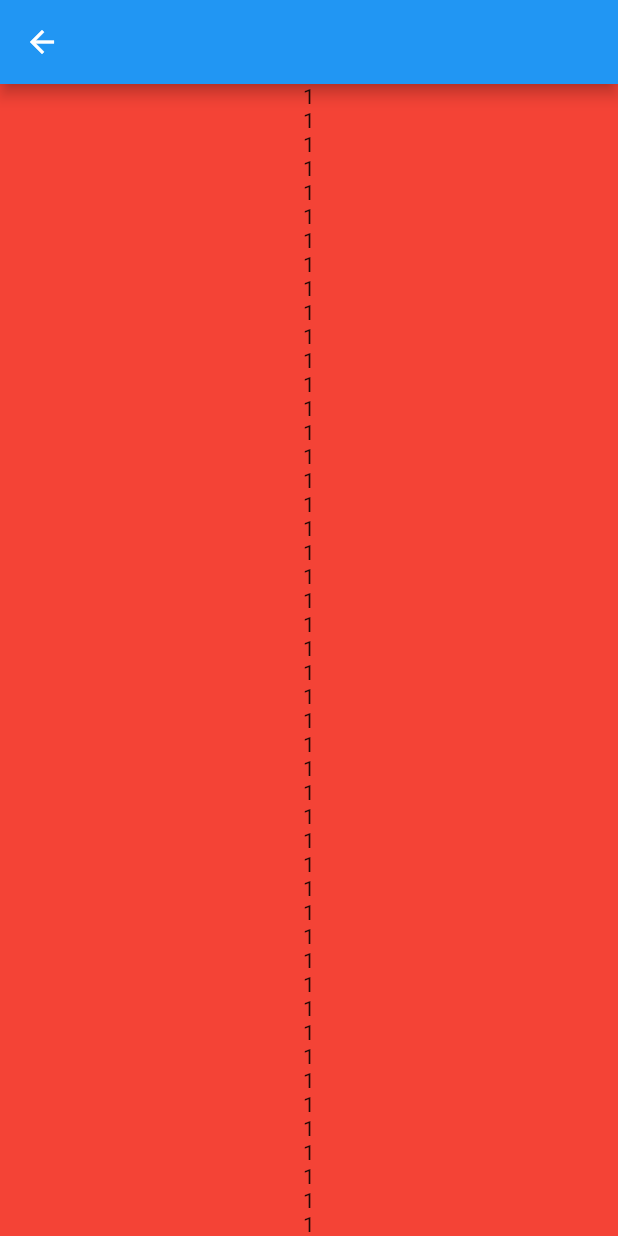
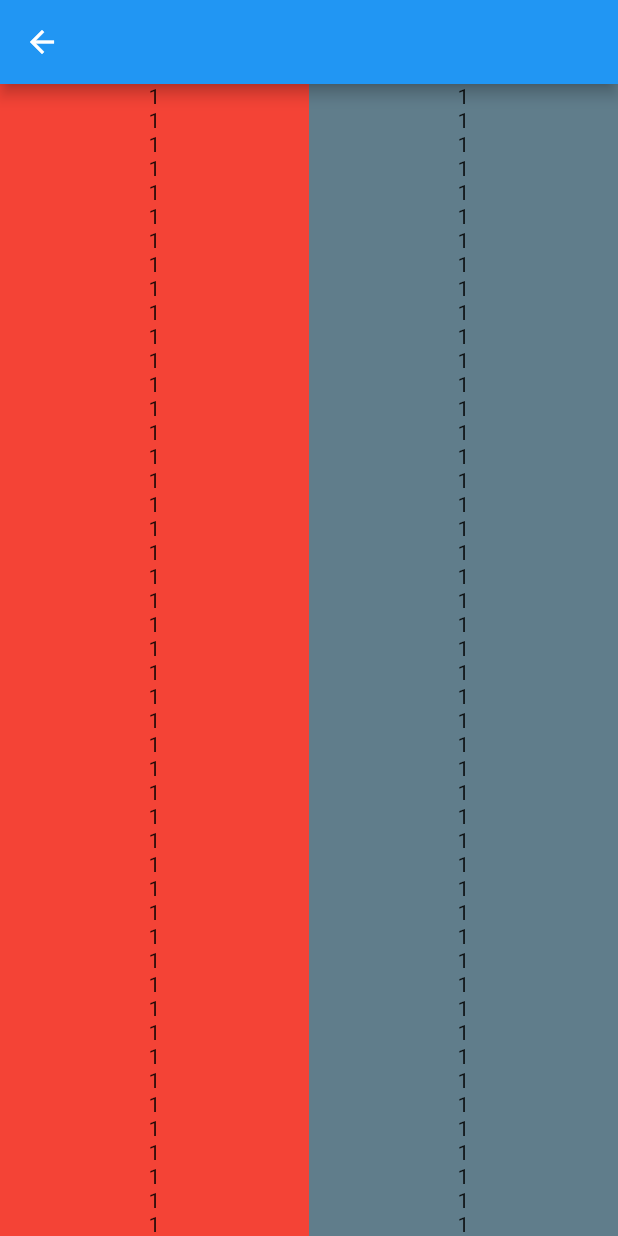
Before and after one commit to lifelikejuly/Flutter_Demo, a Flutter app: the DemoPage screen opened directly, after a tap on "Scroll", on a phone screen of 412 x 824 dp. Run offline on Flutter 3.47's test engine with Material 2 defaults, Android fonts, the phone set to English and light mode, and no system bars; our stand-ins replace charts_flutter, dio, flutter_swiper, pull_to_refresh; network calls fail.

Commit message:
do: animation

```diff
--- a/lib/demo/scroll/scroll_view_demo.dart
+++ /dev/null
@@ -1,127 +0,0 @@
-import 'package:flutter/material.dart';
-
-class ScrollViewDemo extends StatefulWidget {
-  @override
-  _ScrollViewDemoState createState() => _ScrollViewDemoState();
-}
-
-class _ScrollViewDemoState extends State<ScrollViewDemo> {
-
-  ScrollController scrollController;
-
-  @override
-  void initState() {
-    super.initState();
-    scrollController = ScrollController();
-    scrollController.addListener((){
-      print("offset ${scrollController.offset}");
-    });
-  }
-  @override
-  Widget build(BuildContext context) {
-    return Scaffold(
-      appBar: AppBar(),
-      body: SingleChildScrollView(
-        controller: scrollController,
-        child: Container(
-          width: double.infinity,
-          color: Colors.red,
-          child: Column(
-            crossAxisAlignment: CrossAxisAlignment.center,
-            children: <Widget>[
-              Text("1"),
-              Text("1"),
-              Text("1"),
-              Text("1"),
-              Text("1"),
-              Text("1"),
-              Text("1"),
-              Text("1"),
-              Text("1"),
-              Text("1"),
-              Text("1"),
-              Text("1"),
-              Text("1"),
-              Text("1"),
-              Text("1"),
-              Text("1"),
-              Text("1"),
-              Text("1"),
-              Text("1"),
-              Text("1"),
-              Text("1"),
-              Text("1"),
-              Text("1"),
-              Text("1"),
-              Text("1"),
-              Text("1"),
-              Text("1"),
-              Text("1"),
-              Text("1"),
-              Text("1"),
-              Text("1"),
-              Text("1"),
-              Text("1"),
-              Text("1"),
-              Text("1"),
-              Text("1"),
-              Text("1"),
-              Text("1"),
-              Text("1"),
-              Text("1"),
-              Text("1"),
-              Text("1"),
-              Text("1"),
-              Text("1"),
-              Text("1"),
-              Text("1"),
-              Text("1"),
-              Text("1"),
-              Text("1"),
-              Text("1"),
-              Text("1"),
-              Text("1"),
-//              Text("1"),
-//              Text("1"),
-//              Text("1"),
-//              Text("1"),
-//              Text("1"),
-//              Text("1"),
-//              Text("1"),
-//              Text("1"),
-//              Text("1"),
-//              Text("1"),
-//              Text("1"),
-//              Text("1"),
-//              Text("1"),
-//              Text("1"),
-//              Text("1"),
-//              Text("1"),
-//              Text("1"),
-//              Text("1"),
-//              Text("1"),
-//              Text("1"),
-//              Text("1"),
-//              Text("1"),
-//              Text("1"),
-//              Text("1"),
-//              Text("1"),
-//              Text("1"),
-//              Text("1"),
-//              Text("1"),
-//              Text("1"),
-//              Text("1"),
-//              Text("1"),
-//              Text("1"),
-//              Text("1"),
-//              Text("1"),
-//              Text("1"),
-//              Text("1"),
-            ],
-          ),
-        ),
-        physics: BouncingScrollPhysics(),
-      ),
-    );
-  }
-}
--- a/lib/demo_page.dart
+++ b/lib/demo_page.dart
@@ -15,7 +15,6 @@ import 'package:flutter_demo/demo/floatbox/float_dragable_demo.dart';
 import 'package:flutter_demo/demo/floatbox/float_overlay_demo.dart';
 import 'package:flutter_demo/demo/floatbox/float_stack_demo.dart';
 import 'package:flutter_demo/demo/gesture/gestrue_scale_demo1.dart';
-import 'package:flutter_demo/demo/gesture/gestrue_scale_demo2.dart';
 import 'package:flutter_demo/demo/gesture/gesture_click_demo.dart';
 import 'package:flutter_demo/demo/gesture/gesture_drag_demo.dart';
 import 'package:flutter_demo/demo/gesture/gesture_scale_demo.dart';
@@ -26,8 +25,6 @@ import 'package:flutter_demo/demo/painter/painter_demo.dart';
 import 'package:flutter_demo/demo/router/router_ani_demo.dart';
 import 'package:flutter_demo/demo/router/router_data_demo.dart';
 import 'package:flutter_demo/demo/router/router_demo.dart';
-import 'package:flutter_demo/demo/scroll/scroll_demo.dart';
-import 'package:flutter_demo/demo/scroll/scroll_view_demo.dart';
 import 'package:flutter_demo/part/charts_flutter_demo.dart';
 import 'package:flutter_demo/part/refresh_demo.dart';
 import 'package:flutter_demo/part/swiper_demo.dart';
@@ -36,6 +33,8 @@ import 'package:flutter_demo/ui/container_demo.dart';
 import 'package:flutter_demo/ui/dialog_demo.dart';
 import 'package:flutter_demo/ui/icon_demo.dart';
 import 'package:flutter_demo/ui/image_demo.dart';
+import 'package:flutter_demo/ui/scroll_view_demo.dart';
+import 'package:flutter_demo/ui/stack_demo.dart';
 import 'package:flutter_demo/ui/table_demo.dart';
 import 'package:flutter_demo/ui/textField_demo.dart';
 import 'package:flutter_demo/ui/text_demo.dart';
@@ -60,7 +59,7 @@ class _UIDemoState extends State<DemoPage> {
       case "ui":
         demos["底部导航"] = BottomNavDemo();
         demos["弹窗"] = DialogDemo();
-        demos['Scroll'] = ScrollViewDemo();
+        demos['Scroll'] = ScrollDemo();
         demos['文本'] = TextDemo();
         demos['表格'] = TableDemo();
         demos['主题模式'] = ThemeDemo();
@@ -68,6 +67,7 @@ class _UIDemoState extends State<DemoPage> {
         demos['container'] = ContainerDemo();
         demos['输入框'] = TextFieldDemo();
         demos['icon资源'] = IconDemo();
+        demos['Stack'] = StackDemo();
         break;
       case "part":
         demos["轮播组件"] = SwiperDemo();
--- /dev/null
+++ b/lib/ui/scroll_view_demo.dart
@@ -0,0 +1,163 @@
+import 'package:flutter/material.dart';
+
+class ScrollDemo extends StatefulWidget {
+  @override
+  _ScrollViewDemoState createState() => _ScrollViewDemoState();
+}
+
+class _ScrollViewDemoState extends State<ScrollDemo> {
+//  ScrollController scrollController;
+
+  @override
+  void initState() {
+    super.initState();
+//    scrollController = ScrollController();
+//    scrollController.addListener(() {
+//      print("offset ${scrollController.offset}");
+//    });
+  }
+
+  @override
+  Widget build(BuildContext context) {
+    Size size = MediaQuery.of(context).size;
+    return Scaffold(
+      appBar: AppBar(),
+      body: Container(
+        child: Row(
+          children: <Widget>[
+            SingleChildScrollView(
+              scrollDirection: Axis.vertical,
+              child: Container(
+                width: size.width / 2,
+                color: Colors.red,
+                child: Column(
+                  crossAxisAlignment: CrossAxisAlignment.center,
+                  children: <Widget>[
+                    Text("1"),
+                    Text("1"),
+                    Text("1"),
+                    Text("1"),
+                    Text("1"),
+                    Text("1"),
+                    Text("1"),
+                    Text("1"),
+                    Text("1"),
+                    Text("1"),
+                    Text("1"),
+                    Text("1"),
+                    Text("1"),
+                    Text("1"),
+                    Text("1"),
+                    Text("1"),
+                    Text("1"),
+                    Text("1"),
+                    Text("1"),
+                    Text("1"),
+                    Text("1"),
+                    Text("1"),
+                    Text("1"),
+                    Text("1"),
+                    Text("1"),
+                    Text("1"),
+                    Text("1"),
+                    Text("1"),
+                    Text("1"),
+                    Text("1"),
+                    Text("1"),
+                    Text("1"),
+                    Text("1"),
+                    Text("1"),
+                    Text("1"),
+                    Text("1"),
+                    Text("1"),
+                    Text("1"),
+                    Text("1"),
+                    Text("1"),
+                    Text("1"),
+                    Text("1"),
+                    Text("1"),
+                    Text("1"),
+                    Text("1"),
+                    Text("1"),
+                    Text("1"),
+                    Text("1"),
+                    Text("1"),
+                    Text("1"),
+                    Text("1"),
+                    Text("1"),
+                  ],
+                ),
+              ),
+              physics: ClampingScrollPhysics(),
+            ),
+            SingleChildScrollView(
+              scrollDirection: Axis.vertical,
+              child: Container(
+                width: size.width / 2,
+                color: Colors.blueGrey,
+                child: Column(
+                  crossAxisAlignment: CrossAxisAlignment.center,
+                  children: <Widget>[
+                    Text("1"),
+                    Text("1"),
+                    Text("1"),
+                    Text("1"),
+                    Text("1"),
+                    Text("1"),
+                    Text("1"),
+                    Text("1"),
+                    Text("1"),
+                    Text("1"),
+                    Text("1"),
+                    Text("1"),
+                    Text("1"),
+                    Text("1"),
+                    Text("1"),
+                    Text("1"),
+                    Text("1"),
+                    Text("1"),
+                    Text("1"),
+                    Text("1"),
+                    Text("1"),
+                    Text("1"),
+                    Text("1"),
+                    Text("1"),
+                    Text("1"),
+                    Text("1"),
+                    Text("1"),
+                    Text("1"),
+                    Text("1"),
+                    Text("1"),
+                    Text("1"),
+                    Text("1"),
+                    Text("1"),
+                    Text("1"),
+                    Text("1"),
+                    Text("1"),
+                    Text("1"),
+                    Text("1"),
+                    Text("1"),
+                    Text("1"),
+                    Text("1"),
+                    Text("1"),
+                    Text("1"),
+                    Text("1"),
+                    Text("1"),
+                    Text("1"),
+                    Text("1"),
+                    Text("1"),
+                    Text("1"),
+                    Text("1"),
+                    Text("1"),
+                    Text("1"),
+                  ],
+                ),
+              ),
+              physics: BouncingScrollPhysics(),
+            ),
+          ],
+        ),
+      ),
+    );
+  }
+}
```
Also changed, not shown: lib/demo/gesture/gestrue_scale_demo1.dart (+32 -38 lines), lib/ui/stack_demo.dart (added, +26 -0 lines), lib/ui/textField_demo.dart (+109 -0 lines).
